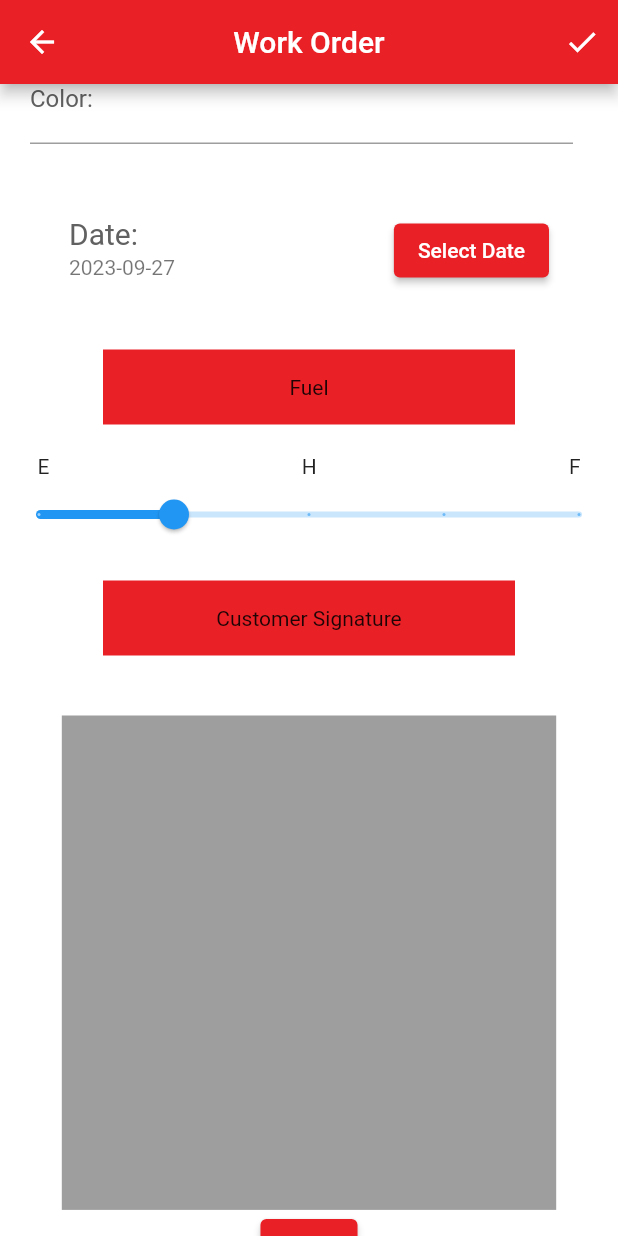
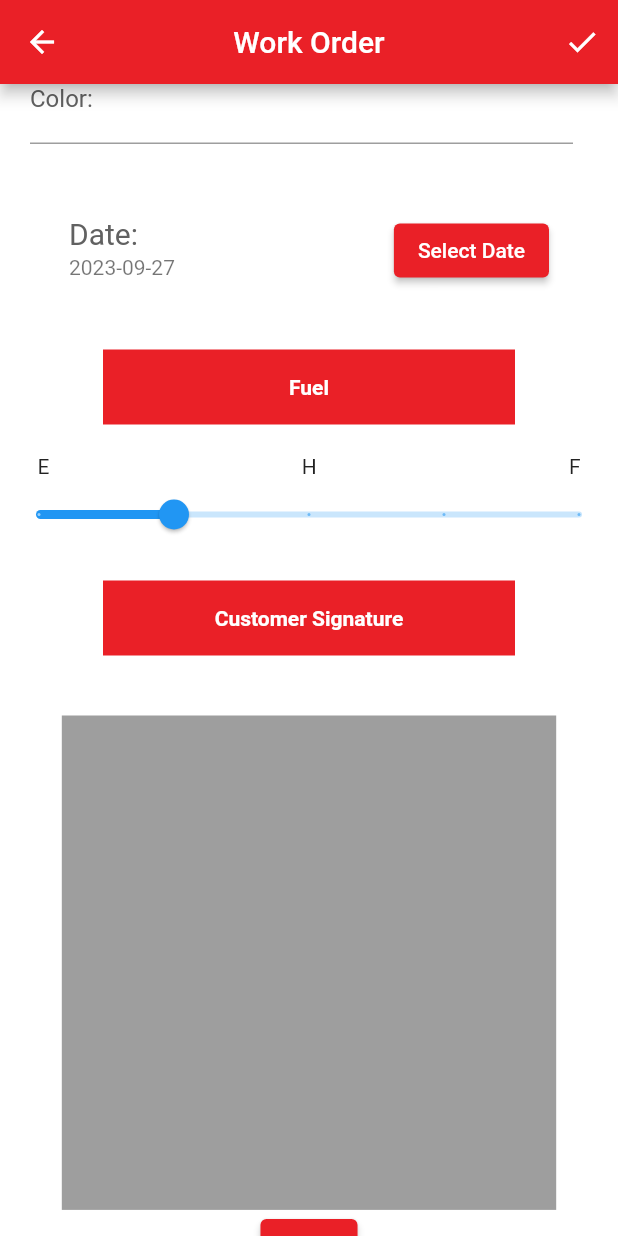
Before and after one commit to tonybotros1/job_card, a Flutter app: the JobCardScreen screen opened directly, scrolled down 576 dp, on a phone screen of 412 x 824 dp. Run offline on Flutter 3.47's test engine with Material 2 defaults, Android fonts, the phone set to English and light mode, and no system bars; drawn by our look-alikes of signature; our stand-ins replace cloud_firestore, firebase_core, firebase_storage, get; accounts and stored records are empty.

Commit message:
font color edited to white

```diff
--- a/lib/screens/job_card_screen.dart
+++ b/lib/screens/job_card_screen.dart
@@ -24,7 +24,8 @@ class JobCardScreen extends StatelessWidget {
             icon: const Icon(Icons.done),
             onPressed: () {
               if (jobCardScreenController.formKey.currentState!.validate()) {
-                Get.off(() => AllWorksScreen(), transition: Transition.leftToRight);
+                Get.off(() => AllWorksScreen(),
+                    transition: Transition.leftToRight);
                 jobCardScreenController.addCard();
               }
             },
@@ -111,7 +112,12 @@ class JobCardScreen extends StatelessWidget {
                         width: Get.width / 1.5,
                         color: mainColor,
                         height: 50,
-                        child: const Center(child: Text('Fuel')),
+                        child: const Center(
+                            child: Text(
+                          'Fuel',
+                          style: TextStyle(
+                              color: Colors.white, fontWeight: FontWeight.bold),
+                        )),
                       ),
                       const SizedBox(
                         height: 20,
@@ -146,7 +152,12 @@ class JobCardScreen extends StatelessWidget {
                         width: Get.width / 1.5,
                         color: mainColor,
                         height: 50,
-                        child: const Center(child: Text('Customer Signature')),
+                        child: const Center(
+                            child: Text(
+                          'Customer Signature',
+                          style: TextStyle(
+                              color: Colors.white, fontWeight: FontWeight.bold),
+                        )),
                       ),
                       const SizedBox(
                         height: 40,
```
